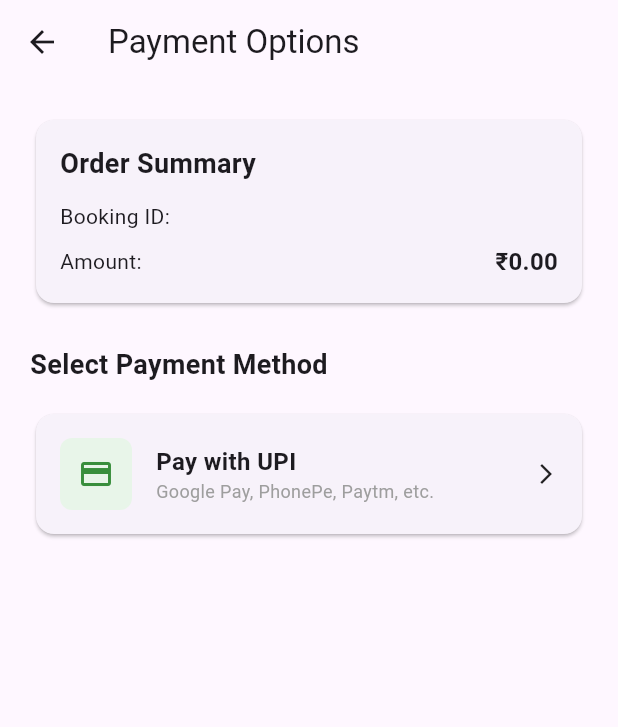
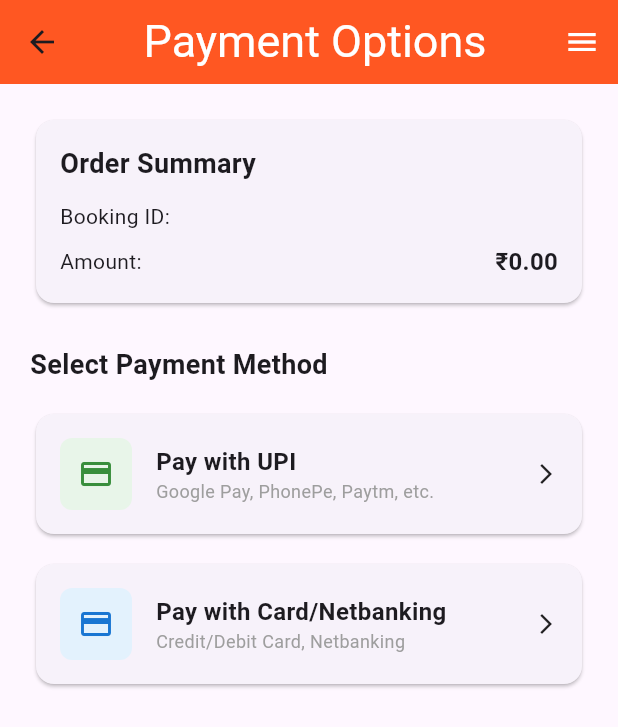
Before and after one commit to shivakumarv3453/smartWash23, a Flutter app: the PaymentPage screen opened directly with empty values, on a phone screen of 412 x 824 dp. Shown: the top 727 px of the screen. Run offline on Flutter 3.47's test engine with Material 3 defaults, Android fonts, the phone set to English and light mode, and no system bars; our stand-ins replace cloud_firestore, connectivity_plus, firebase_auth, firebase_core, firebase_messaging, flutter_rating_bar and 5 more; missing offline and left inert: android_intent_plus, razorpay_flutter; accounts and stored records are empty.

Commit message:
Add razorPay option

```diff
--- a/lib/user/screens/payment.dart
+++ b/lib/user/screens/payment.dart
@@ -3,7 +3,10 @@ import 'package:flutter/material.dart';
 import 'package:razorpay_flutter/razorpay_flutter.dart';
 import 'dart:convert';
 import 'package:http/http.dart' as http;
+import 'package:smart_wash/admin/app_bar2.dart';
 import 'package:url_launcher/url_launcher.dart';
+
+import '../app_bar.dart';
 
 class PaymentPage extends StatefulWidget {
   final String bookingId;
@@ -427,8 +430,8 @@ class _PaymentPageState extends State<PaymentPage> {
   @override
   Widget build(BuildContext context) {
     return Scaffold(
-      appBar: AppBar(
-        title: const Text('Payment Options'),
+      appBar: custAppBar(
+         context,'Payment Options',
       ),
       body: _isLoading
           ? const Center(
@@ -545,6 +548,58 @@ class _PaymentPageState extends State<PaymentPage> {
                 ),
               ),
             ),
+
+            const SizedBox(height: 12),
+
+            // Razorpay Option (Kept for testing)
+            Card(
+              child: InkWell(
+                onTap: _openRazorpayCheckout,
+                child: Padding(
+                  padding: const EdgeInsets.all(16.0),
+                  child: Row(
+                    children: [
+                      Container(
+                        width: 48,
+                        height: 48,
+                        decoration: BoxDecoration(
+                          color: Colors.blue.shade50,
+                          borderRadius: BorderRadius.circular(8),
+                        ),
+                        child: Icon(
+                          Icons.credit_card,
+                          color: Colors.blue.shade700,
+                          size: 24,
+                        ),
+                      ),
+                      const SizedBox(width: 16),
+                      const Expanded(
+                        child: Column(
+                          crossAxisAlignment: CrossAxisAlignment.start,
+                          children: [
+                            Text(
+                              'Pay with Card/Netbanking',
+                              style: TextStyle(
+                                fontWeight: FontWeight.bold,
+                                fontSize: 16,
+                              ),
+                            ),
+                            Text(
+                              'Credit/Debit Card, Netbanking',
+                              style: TextStyle(
+                                color: Colors.grey,
+                                fontSize: 12,
+                              ),
+                            ),
+                          ],
+                        ),
+                      ),
+                      const Icon(Icons.arrow_forward_ios, size: 16),
+                    ],
+                  ),
+                ),
+              ),
+            ),
           ],
         ),
       ),
```
Also changed, not shown: lib/admin/partner.dart (+39 -29 lines), 1 other file.
